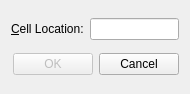
Before: the Qt Designer form material/src/chap02/gotocell2/gotocelldialog.ui in realingy/awesome-qt, drawn with Qt 5.
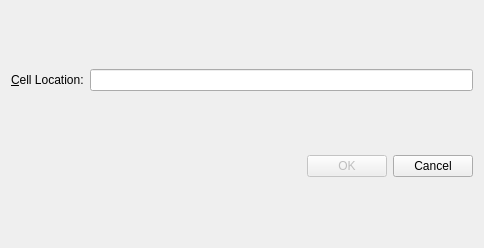
After: the same form once the commit is applied.

Diff of the .ui file:
```diff
--- a/material/src/chap02/gotocell2/gotocelldialog.ui
+++ b/material/src/chap02/gotocell2/gotocelldialog.ui
@@ -1,12 +1,12 @@
 <ui version="4.0" >
  <class>GoToCellDialog</class>
- <widget class="QWidget" name="GoToCellDialog" >
-  <property name="geometry" >
+ <widget class="QWidget" name="GoToCellDialog">
+  <property name="geometry">
    <rect>
     <x>0</x>
     <y>0</y>
-    <width>190</width>
-    <height>94</height>
+    <width>484</width>
+    <height>248</height>
    </rect>
   </property>
   <property name="windowTitle" >
```
Left out of the diff: 35 changed lines with no effect on the pictures.
